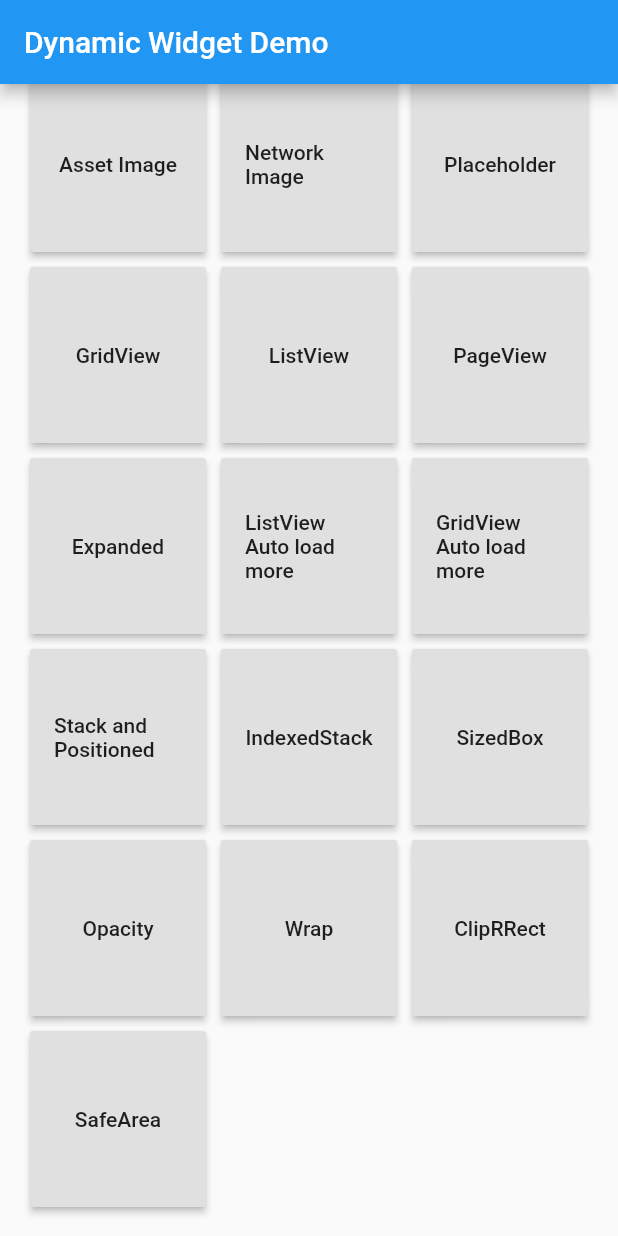
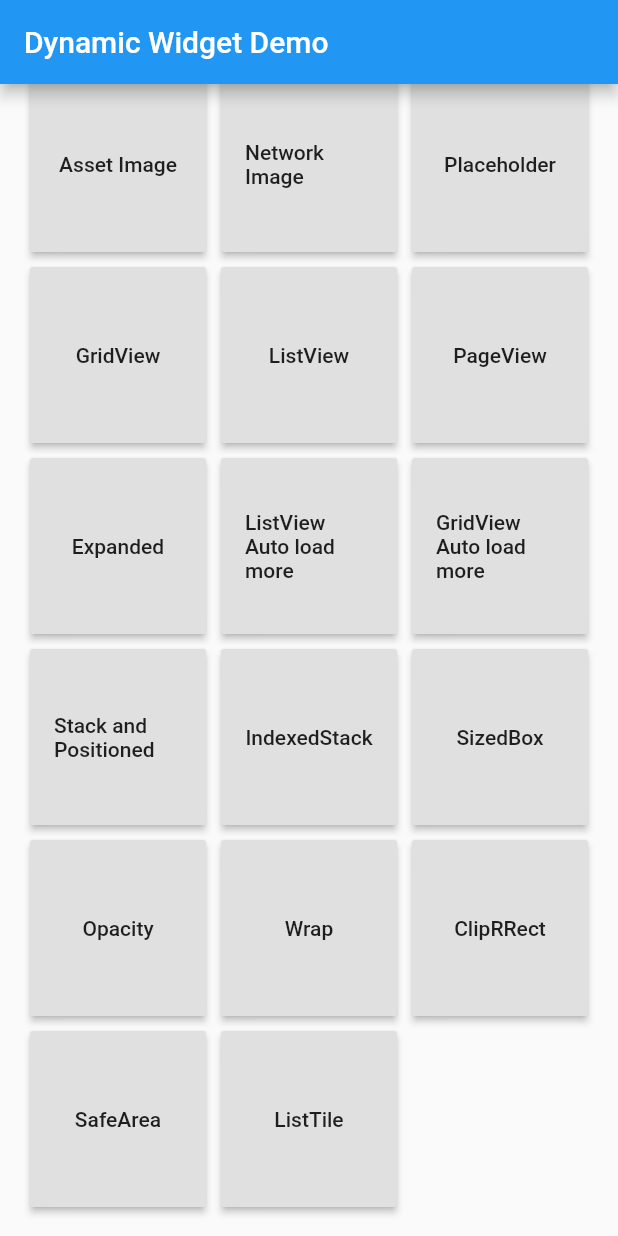
Before and after one commit to dengyin2000/dynamic_widget, a Flutter app: the screen it shows after launch, scrolled down 280 dp, on a phone screen of 412 x 824 dp. Run offline on Flutter 3.47's test engine with Material 2 defaults, Android fonts, the phone set to English and light mode, and no system bars.

Commit message:
## finish ListTile widget.

```diff
--- a/example/lib/main.dart
+++ b/example/lib/main.dart
@@ -272,6 +272,15 @@ class _MyHomePageState extends State<MyHomePage> {
                         builder: (context) => CodeEditorPage(safeareaJson)));
               },
             ),
+            RaisedButton(
+              child: Text("ListTile"),
+              onPressed: () {
+                Navigator.push(
+                    context,
+                    MaterialPageRoute(
+                        builder: (context) => CodeEditorPage(listTileJson)));
+              },
+            ),
           ],
         ));
   }
--- a/example/lib/widget_json.dart
+++ b/example/lib/widget_json.dart
@@ -908,3 +908,285 @@ var safeareaJson = '''
   }
 }
 ''';
+
+
+var listTileJson = '''
+{
+  "type": "ListView",
+  "padding": "10, 10, 10, 10",
+  "pageSize": 10,
+  "children":[
+    {
+      "type": "ListTile",
+      "leading": {
+        "type":"Text",
+        "data":"Leading text"
+      },
+      "title":{
+        "type":"Text",
+        "data":"Title text"
+      },
+      "subtitle":{
+        "type":"Text",
+        "data":"Subtitle text"
+      }
+    },
+        {
+      "type": "ListTile",
+      "leading": {
+        "type":"Text",
+        "data":"Leading text"
+      },
+      "title":{
+        "type":"Text",
+        "data":"Title text"
+      },
+      "subtitle":{
+        "type":"Text",
+        "data":"Subtitle text"
+      }
+    },
+        {
+      "type": "ListTile",
+      "leading": {
+        "type":"Text",
+        "data":"Leading text"
+      },
+      "title":{
+        "type":"Text",
+        "data":"Title text"
+      },
+      "subtitle":{
+        "type":"Text",
+        "data":"Subtitle text"
+      }
+    },
+        {
+      "type": "ListTile",
+      "leading": {
+        "type":"Text",
+        "data":"Leading text"
+      },
+      "title":{
+        "type":"Text",
+        "data":"Title text"
+      },
+      "subtitle":{
+        "type":"Text",
+        "data":"Subtitle text"
+      }
+    },
+        {
+      "type": "ListTile",
+      "leading": {
+        "type":"Text",
+        "data":"Leading text"
+      },
+      "title":{
+        "type":"Text",
+        "data":"Title text"
+      },
+      "subtitle":{
+        "type":"Text",
+        "data":"Subtitle text"
+      }
+    },
+        {
+      "type": "ListTile",
+      "leading": {
+        "type":"Text",
+        "data":"Leading text"
+      },
+      "title":{
+        "type":"Text",
+        "data":"Title text"
+      },
+      "subtitle":{
+        "type":"Text",
+        "data":"Subtitle text"
+      }
+    },
+        {
+      "type": "ListTile",
+      "leading": {
+        "type":"Text",
+        "data":"Leading text"
+      },
+      "title":{
+        "type":"Text",
+        "data":"Title text"
+      },
+      "subtitle":{
+        "type":"Text",
+        "data":"Subtitle text"
+      }
+    },
+        {
+      "type": "ListTile",
+      "leading": {
+        "type":"Text",
+        "data":"Leading text"
+      },
+      "title":{
+        "type":"Text",
+        "data":"Title text"
+      },
+      "subtitle":{
+        "type":"Text",
+        "data":"Subtitle text"
+      }
+    },
+        {
+      "type": "ListTile",
+      "leading": {
+        "type":"Text",
+        "data":"Leading text"
+      },
+      "title":{
+        "type":"Text",
+        "data":"Title text"
+      },
+      "subtitle":{
+        "type":"Text",
+        "data":"Subtitle text"
+      }
+    },
+        {
+      "type": "ListTile",
+      "leading": {
+        "type":"Text",
+        "data":"Leading text"
+      },
+      "title":{
+        "type":"Text",
+        "data":"Title text"
+      },
+      "subtitle":{
+        "type":"Text",
+        "data":"Subtitle text"
+      }
+    },
+        {
+      "type": "ListTile",
+      "leading": {
+        "type":"Text",
+        "data":"Leading text"
+      },
+      "title":{
+        "type":"Text",
+        "data":"Title text"
+      },
+      "subtitle":{
+        "type":"Text",
+        "data":"Subtitle text"
+      }
+    },
+        {
+      "type": "ListTile",
+      "leading": {
+        "type":"Text",
+        "data":"Leading text"
+      },
+      "title":{
+        "type":"Text",
+        "data":"Title text"
+      },
+      "subtitle":{
+        "type":"Text",
+        "data":"Subtitle text"
+      }
+    },
+        {
+      "type": "ListTile",
+      "leading": {
+        "type":"Text",
+        "data":"Leading text"
+      },
+      "title":{
+        "type":"Text",
+        "data":"Title text"
+      },
+      "subtitle":{
+        "type":"Text",
+        "data":"Subtitle text"
+      }
+    },
+        {
+      "type": "ListTile",
+      "leading": {
+        "type":"Text",
+        "data":"Leading text"
+      },
+      "title":{
+        "type":"Text",
+        "data":"Title text"
+      },
+      "subtitle":{
+        "type":"Text",
+        "data":"Subtitle text"
+      }
+    },
+        {
+      "type": "ListTile",
+      "leading": {
+        "type":"Text",
+        "data":"Leading text"
+      },
+      "title":{
+        "type":"Text",
+        "data":"Title text"
+      },
+      "subtitle":{
+        "type":"Text",
+        "data":"Subtitle text"
+      }
+    },
+        {
+      "type": "ListTile",
+      "leading": {
+        "type":"Text",
+        "data":"Leading text"
+      },
+      "title":{
+        "type":"Text",
+        "data":"Title text"
+      },
+      "subtitle":{
+        "type":"Text",
+        "data":"Subtitle text"
+      }
+    },
+        {
+      "type": "ListTile",
+      "leading": {
+        "type":"Text",
+        "data":"Leading text"
+      },
+      "title":{
+        "type":"Text",
+        "data":"Title text"
+      },
+      "subtitle":{
+        "type":"Text",
+        "data":"Subtitle text"
+      }
+    },
+        {
+      "type": "ListTile",
+      "leading": {
+        "type":"Text",
+        "data":"Leading text"
+      },
+      "title":{
+        "type":"Text",
+        "data":"Title text"
+      },
+      "subtitle":{
+        "type":"Text",
+        "data":"Subtitle text"
+      }
+    }
+  ]
+}
+
+''';
--- a/lib/dynamic_widget.dart
+++ b/lib/dynamic_widget.dart
@@ -10,6 +10,7 @@ import 'package:dynamic_widget/dynamic_widget/basic/expanded_widget_parser.dart'
 import 'package:dynamic_widget/dynamic_widget/basic/fittedbox_widget_parser.dart';
 import 'package:dynamic_widget/dynamic_widget/basic/image_widget_parser.dart';
 import 'package:dynamic_widget/dynamic_widget/basic/indexedstack_widget_parser.dart';
+import 'package:dynamic_widget/dynamic_widget/basic/listtile_widget_parser.dart';
 import 'package:dynamic_widget/dynamic_widget/basic/opacity_widget_parser.dart';
 import 'package:dynamic_widget/dynamic_widget/basic/padding_widget_parser.dart';
 import 'package:dynamic_widget/dynamic_widget/basic/placeholder_widget_parser.dart';
@@ -58,7 +59,8 @@ class DynamicWidgetBuilder {
     OpacityWidgetParser(),
     WrapWidgetParser(),
     ClipRRectWidgetParser(),
-    SafeAreaWidgetParser()
+    SafeAreaWidgetParser(),
+    ListTileWidgetParser()
   ];
 
   // use this method for adding your custom widget parser
--- /dev/null
+++ b/lib/dynamic_widget/basic/listtile_widget_parser.dart
@@ -0,0 +1,45 @@
+import 'package:dynamic_widget/dynamic_widget.dart';
+import 'package:flutter/material.dart';
+import 'package:flutter/src/widgets/framework.dart';
+import 'package:flutter/widgets.dart';
+
+import '../utils.dart';
+
+class ListTileWidgetParser extends WidgetParser{
+  @override
+  bool forWidget(String widgetName) {
+    return "ListTile" == widgetName;
+  }
+
+  @override
+  Widget parse(Map<String, dynamic> map, BuildContext buildContext, ClickListener listener) {
+    bool isThreeLine = map.containsKey("isThreeLine") ? map["isThreeLine"] : false;
+    EdgeInsetsGeometry contentPadding = map.containsKey("contentPadding") ? parseEdgeInsetsGeometry(map["contentPadding"]) : null;
+    bool dense = map.containsKey("dense") ? map["dense"] : false;
+    bool enabled = map.containsKey("enabled") ? map["enabled"] : true;
+    Widget leading = map.containsKey("leading") ? DynamicWidgetBuilder.buildFromMap(map["leading"], buildContext, listener) : null;
+    bool selected = map.containsKey("selected") ? map["selected"] : false;
+    Widget subtitle = map.containsKey("subtitle") ? DynamicWidgetBuilder.buildFromMap(map["subtitle"], buildContext, listener) : null;
+    Widget title = map.containsKey("title") ? DynamicWidgetBuilder.buildFromMap(map["title"], buildContext, listener) : null;
+    Widget trailing = map.containsKey("trailing") ? DynamicWidgetBuilder.buildFromMap(map["trailing"], buildContext, listener) : null;
+    String tapEvent = map.containsKey("tapEvent") ? map["tapEvent"] : null;
+
+    return ListTile(
+      isThreeLine: isThreeLine,
+      leading: leading,
+      title: title,
+      subtitle: subtitle,
+      trailing: trailing,
+      dense: dense,
+      contentPadding: contentPadding,
+      enabled: enabled,
+      onTap: (){
+        if (listener !=null && tapEvent !=null) {
+          listener.onClicked(tapEvent);
+        }
+      },
+      selected: selected,
+    );
+  }
+
+}
```
Also changed, not shown: 1 other file.
